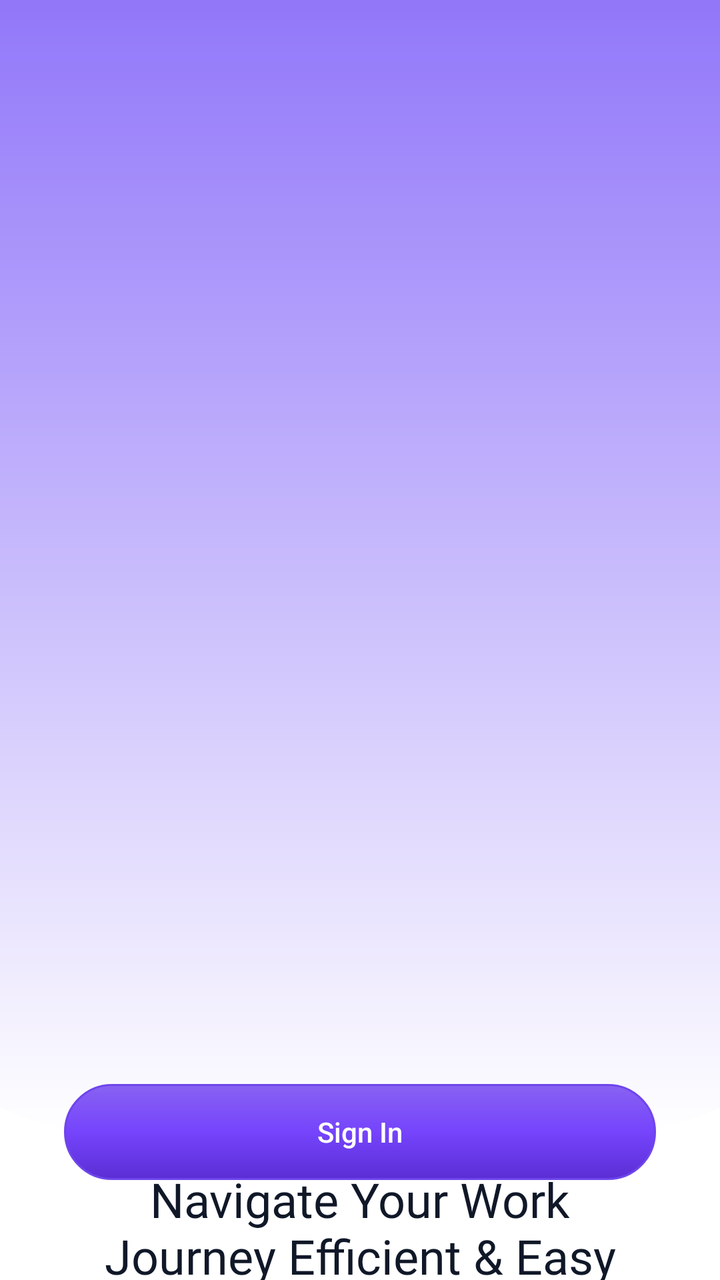
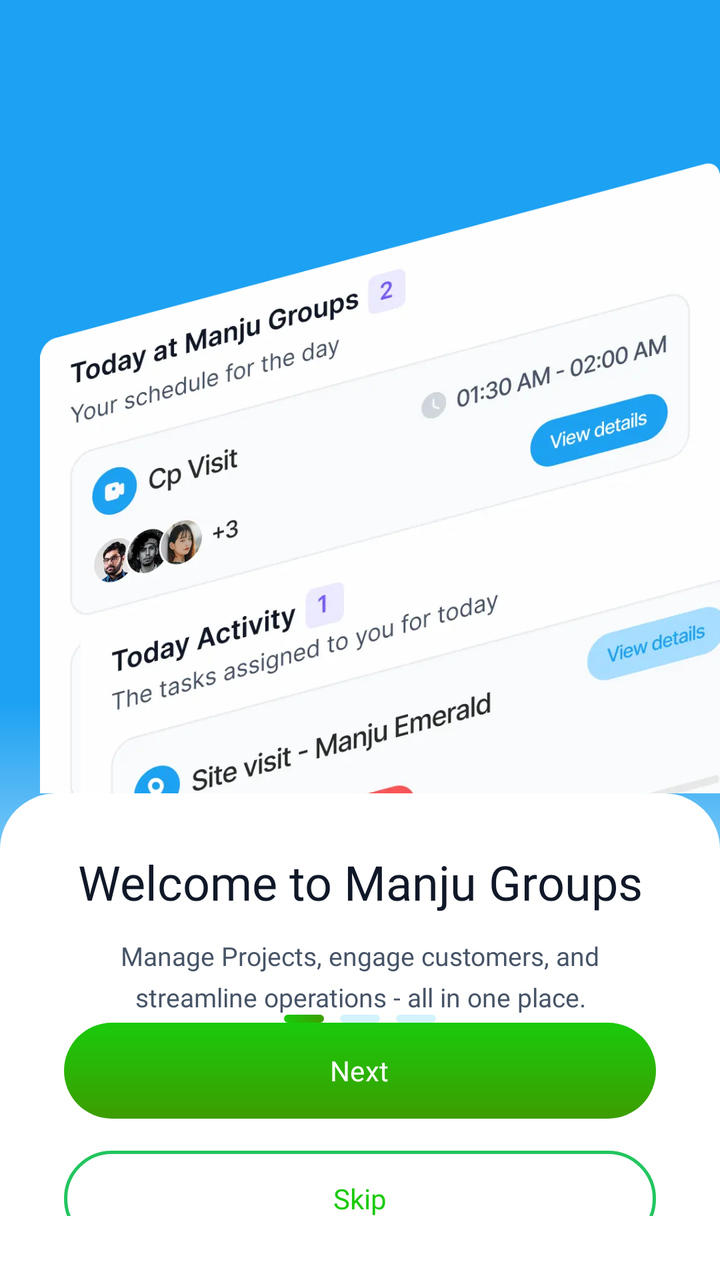

Two renders of the same Android screen: before a commit and after it. Below are the layout's source before the change and the commit's diff.
<!-- AndroidManifest.xml: activity theme Theme.Mconnect -->
<!-- res/layout/activity_welcome.xml -->
<?xml version="1.0" encoding="utf-8"?>
<androidx.constraintlayout.widget.ConstraintLayout xmlns:android="http://schemas.android.com/apk/res/android"
    xmlns:app="http://schemas.android.com/apk/res-auto"
    android:layout_width="match_parent"
    android:layout_height="match_parent"
    android:background="#FFFFFF">

    <View
        android:id="@+id/topGradientShape"
        android:layout_width="0dp"
        android:layout_height="689dp"
        android:layout_marginStart="-95dp"
        android:layout_marginTop="-122dp"
        android:layout_marginEnd="-95dp"
        android:background="@drawable/bg_welcome_top_gradient"
        app:layout_constraintEnd_toEndOf="parent"
        app:layout_constraintStart_toStartOf="parent"
        app:layout_constraintTop_toTopOf="parent" />

    <TextView
        android:id="@+id/tvWelcomeTitle"
        android:layout_width="0dp"
        android:layout_height="wrap_content"
        android:layout_marginStart="24dp"
        android:layout_marginTop="16dp"
        android:layout_marginEnd="24dp"
        android:fontFamily="@font/inter_semibold"
        android:gravity="center"
        android:text="@string/welcome_screen_title"
        android:textColor="#101828"
        android:textSize="24sp"
        app:layout_constraintEnd_toEndOf="parent"
        app:layout_constraintStart_toStartOf="parent"
        app:layout_constraintTop_toBottomOf="@id/topGradientShape" />

    <TextView
        android:id="@+id/tvWelcomeBody"
        android:layout_width="0dp"
        android:layout_height="wrap_content"
        android:layout_marginStart="24dp"
        android:layout_marginTop="8dp"
        android:layout_marginEnd="24dp"
        android:fontFamily="@font/inter_medium"
        android:gravity="center"
        android:text="@string/welcome_screen_body"
        android:textColor="#475467"
        android:textSize="13sp"
        app:layout_constraintEnd_toEndOf="parent"
        app:layout_constraintStart_toStartOf="parent"
        app:layout_constraintTop_toBottomOf="@id/tvWelcomeTitle" />

    <FrameLayout
        android:id="@+id/btnLetsStart"
        android:layout_width="0dp"
        android:layout_height="48dp"
        android:layout_marginStart="32dp"
        android:layout_marginEnd="32dp"
        android:layout_marginBottom="50dp"
        android:background="@drawable/bg_welcome_button"
        android:clickable="true"
        android:focusable="true"
        app:layout_constraintBottom_toBottomOf="parent"
        app:layout_constraintEnd_toEndOf="parent"
        app:layout_constraintStart_toStartOf="parent">

        <TextView
            android:layout_width="wrap_content"
            android:layout_height="wrap_content"
            android:layout_gravity="center"
            android:fontFamily="sans-serif-medium"
            android:text="@string/lets_start"
            android:textColor="#FFFFFF"
            android:textSize="14sp" />
    </FrameLayout>

</androidx.constraintlayout.widget.ConstraintLayout>
<!-- resources referenced by this layout -->
<resources>
  <!-- drawable bg_welcome_button (drawable) -->
  <?xml version="1.0" encoding="utf-8"?>
  <shape xmlns:android="http://schemas.android.com/apk/res/android" android:shape="rectangle">
      <gradient
          android:angle="270"
          android:centerColor="#7544FC"
          android:endColor="#5B2ED4"
          android:startColor="#8862F2" />
      <corners android:radius="100dp" />
      <stroke
          android:width="1dp"
          android:color="#6E45EC" />
  </shape>
  <!-- drawable bg_welcome_top_gradient (drawable) -->
  <?xml version="1.0" encoding="utf-8"?>
  <shape xmlns:android="http://schemas.android.com/apk/res/android"
      android:shape="rectangle">
      <gradient
          android:angle="270"
          android:endColor="#FFFFFFFF"
          android:startColor="#7A5AF8" />
      <corners android:radius="160dp" />
  </shape>
  <string name="lets_start">Sign In</string>
  <string name="welcome_screen_body">Increase your work management &amp; career\ndevelopment radically</string>
  <string name="welcome_screen_title">Navigate Your Work\nJourney Efficient &amp; Easy</string>
  <color name="lt_accent_primary">#FF7C3AED</color>
  <color name="lt_accent_secondary">#FFA855F7</color>
  <color name="lt_foreground_inverse">#FFFFFFFF</color>
  <color name="lt_surface_primary">#FFFFFFFF</color>
  <color name="lt_surface_secondary">#FFF4F4F5</color>
  <color name="lt_foreground_primary">#FF18181B</color>
  <color name="lt_accent_primary_hover">#FF6D28D9</color>
  <color name="lt_surface_tertiary">#FFE4E4E7</color>
  <color name="lt_surface_inverse">#FF18181B</color>
  <color name="lt_foreground_secondary">#FF52525B</color>
  <color name="lt_foreground_muted">#FFA1A1AA</color>
  <color name="lt_border">#FFE4E4E7</color>
  <color name="lt_border_light">#FFF4F4F5</color>
  <color name="lt_error">#FFDC2626</color>
  <color name="lt_success">#FF16A34A</color>
  <color name="lt_warning">#FFD97706</color>
  <color name="lt_info">#FF2563EB</color>
  <color name="lt_accent_light">#FFEDE9FE</color>
  <color name="lt_success_light">#FFDCFCE7</color>
  <color name="lt_warning_light">#FFFEF3C7</color>
  <color name="lt_error_light">#FFFEE2E2</color>
  <color name="lt_info_light">#FFDBEAFE</color>
  <!-- unchanged entries left out for length: 1 -->
</resources>

<!-- the commit's change to res/layout/activity_welcome.xml (unified diff, before → after) -->
@@ -1,76 +1,275 @@
 <?xml version="1.0" encoding="utf-8"?>
-<androidx.constraintlayout.widget.ConstraintLayout xmlns:android="http://schemas.android.com/apk/res/android"
+<androidx.constraintlayout.widget.ConstraintLayout
+    xmlns:android="http://schemas.android.com/apk/res/android"
     xmlns:app="http://schemas.android.com/apk/res-auto"
     android:layout_width="match_parent"
     android:layout_height="match_parent"
     android:background="#FFFFFF">
 
+    
     <View
-        android:id="@+id/topGradientShape"
-        android:layout_width="0dp"
-        android:layout_height="689dp"
-        android:layout_marginStart="-95dp"
-        android:layout_marginTop="-122dp"
-        android:layout_marginEnd="-95dp"
-        android:background="@drawable/bg_welcome_top_gradient"
+        android:id="@+id/viewSkyGradient"
+        android:layout_width="match_parent"
+        android:layout_height="540dp"
+        android:background="@drawable/bg_onboard_sky_gradient"
+        app:layout_constraintTop_toTopOf="parent"
+        app:layout_constraintStart_toStartOf="parent"
+        app:layout_constraintEnd_toEndOf="parent" />
+
+    
+    <androidx.constraintlayout.widget.Guideline
+        android:id="@+id/guidelineIllustration"
+        android:layout_width="wrap_content"
+        android:layout_height="wrap_content"
+        android:orientation="horizontal"
+        app:layout_constraintGuide_percent="0.62" />
+
+    
+    <include
+        android:id="@+id/illOnboard1"
+        layout="@layout/onboard_ill_1"
+        android:layout_width="0dp"
+        android:layout_height="0dp"
+        app:layout_constraintTop_toTopOf="parent"
+        app:layout_constraintBottom_toTopOf="@id/guidelineIllustration"
+        app:layout_constraintStart_toStartOf="parent"
+        app:layout_constraintEnd_toEndOf="parent" />
+
+    
+    <include
+        android:id="@+id/illOnboard2"
+        layout="@layout/onboard_ill_2"
+        android:layout_width="0dp"
+        android:layout_height="0dp"
+        android:visibility="gone"
+        app:layout_constraintTop_toTopOf="parent"
+        app:layout_constraintBottom_toTopOf="@id/guidelineIllustration"
+        app:layout_constraintStart_toStartOf="parent"
+        app:layout_constraintEnd_toEndOf="parent" />
+
+    
+    <include
+        android:id="@+id/illOnboard3"
+        layout="@layout/onboard_ill_3"
+        android:layout_width="0dp"
+        android:layout_height="0dp"
+        android:visibility="gone"
+        app:layout_constraintTop_toTopOf="parent"
+        app:layout_constraintBottom_toTopOf="@id/guidelineIllustration"
+        app:layout_constraintStart_toStartOf="parent"
+        app:layout_constraintEnd_toEndOf="parent" />
+
+    
+    <LinearLayout
+        android:id="@+id/cardOnboard"
+        android:layout_width="0dp"
+        android:layout_height="0dp"
+        android:orientation="vertical"
+        android:background="@drawable/bg_onboard_card"
+        android:paddingStart="32dp"
+        android:paddingEnd="32dp"
+        android:paddingTop="28dp"
+        android:paddingBottom="32dp"
+        app:layout_constraintTop_toTopOf="@id/guidelineIllustration"
+        app:layout_constraintStart_toStartOf="parent"
         app:layout_constraintEnd_toEndOf="parent"
-        app:layout_constraintStart_toStartOf="parent"
-        app:layout_constraintTop_toTopOf="parent" />
-
-    <TextView
-        android:id="@+id/tvWelcomeTitle"
-        android:layout_width="0dp"
-        android:layout_height="wrap_content"
-        android:layout_marginStart="24dp"
-        android:layout_marginTop="16dp"
-        android:layout_marginEnd="24dp"
-        android:fontFamily="@font/inter_semibold"
-        android:gravity="center"
-        android:text="@string/welcome_screen_title"
-        android:textColor="#101828"
-        android:textSize="24sp"
-        app:layout_constraintEnd_toEndOf="parent"
-        app:layout_constraintStart_toStartOf="parent"
-        app:layout_constraintTop_toBottomOf="@id/topGradientShape" />
-
-    <TextView
-        android:id="@+id/tvWelcomeBody"
-        android:layout_width="0dp"
-        android:layout_height="wrap_content"
-        android:layout_marginStart="24dp"
-        android:layout_marginTop="8dp"
-        android:layout_marginEnd="24dp"
-        android:fontFamily="@font/inter_medium"
-        android:gravity="center"
-        android:text="@string/welcome_screen_body"
-        android:textColor="#475467"
-        android:textSize="13sp"
-        app:layout_constraintEnd_toEndOf="parent"
-        app:layout_constraintStart_toStartOf="parent"
-        app:layout_constraintTop_toBottomOf="@id/tvWelcomeTitle" />
-
-    <FrameLayout
-        android:id="@+id/btnLetsStart"
-        android:layout_width="0dp"
-        android:layout_height="48dp"
-        android:layout_marginStart="32dp"
-        android:layout_marginEnd="32dp"
-        android:layout_marginBottom="50dp"
-        android:background="@drawable/bg_welcome_button"
-        android:clickable="true"
-        android:focusable="true"
-        app:layout_constraintBottom_toBottomOf="parent"
-        app:layout_constraintEnd_toEndOf="parent"
-        app:layout_constraintStart_toStartOf="parent">
-
+        app:layout_constraintBottom_toBottomOf="parent">
+
+        
         <TextView
+            android:id="@+id/tvOnboardTitle"
+            android:layout_width="match_parent"
+            android:layout_height="wrap_content"
+            android:fontFamily="@font/inter_semibold"
+            android:gravity="center"
+            android:text="Welcome to Manju Groups"
+            android:textColor="#101828"
+            android:textSize="24sp" />
+
+        
+        <TextView
+            android:id="@+id/tvOnboardSubtitle"
+            android:layout_width="match_parent"
+            android:layout_height="wrap_content"
+            android:layout_marginTop="12dp"
+            android:fontFamily="@font/inter_medium"
+            android:gravity="center"
+            android:text="Manage Projects, engage customers, and streamline operations - all in one place."
+            android:textColor="#475467"
+            android:textSize="13sp"
+            android:lineSpacingMultiplier="1.3" />
+
+        <Space android:layout_width="match_parent" android:layout_height="0dp" android:layout_weight="1" />
+
+        
+        <LinearLayout
+            android:id="@+id/llDots"
             android:layout_width="wrap_content"
             android:layout_height="wrap_content"
-            android:layout_gravity="center"
-            android:fontFamily="sans-serif-medium"
-            android:text="@string/lets_start"
-            android:textColor="#FFFFFF"
-            android:textSize="14sp" />
-    </FrameLayout>
+            android:layout_gravity="center_horizontal"
+            android:orientation="horizontal"
+            android:gravity="center_vertical">
+
+            <View
+                android:id="@+id/dot1"
+                android:layout_width="20dp"
+                android:layout_height="4dp"
+                android:background="@drawable/bg_onboard_dot_active" />
+
+            <View
+                android:id="@+id/dot2"
+                android:layout_width="20dp"
+                android:layout_height="4dp"
+                android:layout_marginStart="8dp"
+                android:background="@drawable/bg_onboard_dot_inactive" />
+
+            <View
+                android:id="@+id/dot3"
+                android:layout_width="20dp"
+                android:layout_height="4dp"
+                android:layout_marginStart="8dp"
+                android:background="@drawable/bg_onboard_dot_inactive" />
+
+        </LinearLayout>
+
+        <Space android:layout_width="match_parent" android:layout_height="0dp" android:layout_weight="1" />
+
+        
+        <FrameLayout
+            android:id="@+id/btnOnboardNext"
+            android:layout_width="match_parent"
+            android:layout_height="48dp"
+            android:background="@drawable/bg_onboard_btn_next"
+            android:clickable="true"
+            android:focusable="true">
+
+            <TextView
+                android:id="@+id/tvBtnNextLabel"
+                android:layout_width="wrap_content"
+                android:layout_height="wrap_content"
+                android:layout_gravity="center"
+                android:fontFamily="@font/inter_semibold"
+                android:text="Next"
+                android:textColor="#FFFFFF"
+                android:textSize="14sp"
+                android:letterSpacing="0.006" />
+
+        </FrameLayout>
+
+        
+        <FrameLayout
+            android:id="@+id/btnOnboardSkip"
+            android:layout_width="match_parent"
+            android:layout_height="48dp"
+            android:layout_marginTop="16dp"
+            android:background="@drawable/bg_onboard_btn_skip"
+            android:clickable="true"
+            android:focusable="true">
+
+            <TextView
+                android:layout_width="wrap_content"
+                android:layout_height="wrap_content"
+                android:layout_gravity="center"
+                android:fontFamily="@font/inter_semibold"
+                android:text="Skip"
+                android:textColor="#1ACA0B"
+                android:textSize="14sp" />
+
+        </FrameLayout>
+
+    </LinearLayout>
 
 </androidx.constraintlayout.widget.ConstraintLayout>
+<!-- res/layout/onboard_ill_1.xml (included above) -->
+<?xml version="1.0" encoding="utf-8"?>
+<FrameLayout xmlns:android="http://schemas.android.com/apk/res/android"
+    android:layout_width="match_parent"
+    android:layout_height="match_parent"
+    android:clipChildren="false"
+    android:clipToPadding="false">
+
+    
+    <ImageView
+        android:id="@+id/imgTodayMeeting"
+        android:layout_width="340dp"
+        android:layout_height="340dp"
+        android:layout_marginStart="20dp"
+        android:layout_marginTop="80dp"
+        android:src="@drawable/onboard_today_meeting"
+        android:scaleType="fitCenter"
+        android:adjustViewBounds="true" />
+
+    
+    <ImageView
+        android:id="@+id/imgTodayActivity"
+        android:layout_width="350dp"
+        android:layout_height="324dp"
+        android:layout_marginStart="40dp"
+        android:layout_marginTop="220dp"
+        android:src="@drawable/onboard_today_activity"
+        android:scaleType="fitCenter"
+        android:adjustViewBounds="true" />
+
+</FrameLayout>
+<!-- res/layout/onboard_ill_2.xml (included above) -->
+<?xml version="1.0" encoding="utf-8"?>
+<FrameLayout xmlns:android="http://schemas.android.com/apk/res/android"
+    android:layout_width="match_parent"
+    android:layout_height="match_parent"
+    android:clipChildren="false"
+    android:clipToPadding="false">
+
+    
+    <ImageView
+        android:id="@+id/imgSalesLine"
+        android:layout_width="286dp"
+        android:layout_height="305dp"
+        android:layout_marginStart="34dp"
+        android:layout_marginTop="102dp"
+        android:src="@drawable/onboard_sales_line"
+        android:scaleType="fitCenter"
+        android:adjustViewBounds="true" />
+
+    
+    <ImageView
+        android:id="@+id/imgSalesBar"
+        android:layout_width="286dp"
+        android:layout_height="306dp"
+        android:layout_marginStart="69dp"
+        android:layout_marginTop="188dp"
+        android:src="@drawable/onboard_sales_bar"
+        android:scaleType="fitCenter"
+        android:adjustViewBounds="true" />
+
+</FrameLayout>
+<!-- res/layout/onboard_ill_3.xml (included above) -->
+<?xml version="1.0" encoding="utf-8"?>
+<FrameLayout xmlns:android="http://schemas.android.com/apk/res/android"
+    android:layout_width="match_parent"
+    android:layout_height="match_parent"
+    android:clipChildren="false"
+    android:clipToPadding="false">
+
+    
+    <ImageView
+        android:id="@+id/imgMilestones"
+        android:layout_width="286dp"
+        android:layout_height="205dp"
+        android:layout_marginStart="52dp"
+        android:layout_marginTop="96dp"
+        android:src="@drawable/onboard_milestones"
+        android:scaleType="fitCenter"
+        android:adjustViewBounds="true" />
+
+    
+    <ImageView
+        android:id="@+id/imgTodaysTasks"
+        android:layout_width="286dp"
+        android:layout_height="257dp"
+        android:layout_marginStart="52dp"
+        android:layout_marginTop="242dp"
+        android:src="@drawable/onboard_todays_tasks"
+        android:scaleType="fitCenter"
+        android:adjustViewBounds="true" />
+
+</FrameLayout>
<!-- resource entries referenced after the edit -->
@@ -1,31 +1,69 @@
 <!-- resources referenced by this layout -->
 <resources>
-  <!-- drawable bg_welcome_button (drawable) -->
-  <?xml version="1.0" encoding="utf-8"?>
-  <shape xmlns:android="http://schemas.android.com/apk/res/android" android:shape="rectangle">
-      <gradient
-          android:angle="270"
-          android:centerColor="#7544FC"
-          android:endColor="#5B2ED4"
-          android:startColor="#8862F2" />
-      <corners android:radius="100dp" />
-      <stroke
-          android:width="1dp"
-          android:color="#6E45EC" />
-  </shape>
-  <!-- drawable bg_welcome_top_gradient (drawable) -->
+  <!-- drawable bg_onboard_btn_next (drawable) -->
   <?xml version="1.0" encoding="utf-8"?>
   <shape xmlns:android="http://schemas.android.com/apk/res/android"
       android:shape="rectangle">
       <gradient
           android:angle="270"
-          android:endColor="#FFFFFFFF"
-          android:startColor="#7A5AF8" />
-      <corners android:radius="160dp" />
+          android:startColor="#1ACA0B"
+          android:endColor="#3D9D02" />
+      <corners android:radius="100dp" />
   </shape>
-  <string name="lets_start">Sign In</string>
-  <string name="welcome_screen_body">Increase your work management &amp; career\ndevelopment radically</string>
-  <string name="welcome_screen_title">Navigate Your Work\nJourney Efficient &amp; Easy</string>
+  <!-- drawable bg_onboard_btn_skip (drawable) -->
+  <?xml version="1.0" encoding="utf-8"?>
+  <shape xmlns:android="http://schemas.android.com/apk/res/android"
+      android:shape="rectangle">
+      <solid android:color="#00000000" />
+      <stroke
+          android:width="1.5dp"
+          android:color="#22c55e" />
+      <corners android:radius="100dp" />
+  </shape>
+  <!-- drawable bg_onboard_card (drawable) -->
+  <?xml version="1.0" encoding="utf-8"?>
+  <shape xmlns:android="http://schemas.android.com/apk/res/android"
+      android:shape="rectangle">
+      <solid android:color="#FFFFFF" />
+      <corners
+          android:topLeftRadius="28dp"
+          android:topRightRadius="28dp" />
+  </shape>
+  <!-- drawable bg_onboard_dot_active (drawable) -->
+  <?xml version="1.0" encoding="utf-8"?>
+  <shape xmlns:android="http://schemas.android.com/apk/res/android"
+      android:shape="rectangle">
+      <gradient
+          android:angle="0"
+          android:startColor="#1ACA0B"
+          android:endColor="#3D9D02" />
+      <corners android:radius="4dp" />
+  </shape>
+  <!-- drawable bg_onboard_dot_inactive (drawable) -->
+  <?xml version="1.0" encoding="utf-8"?>
+  <shape xmlns:android="http://schemas.android.com/apk/res/android"
+      android:shape="rectangle">
+      <solid android:color="#D4F2FF" />
+      <corners android:radius="4dp" />
+  </shape>
+  <!-- drawable bg_onboard_sky_gradient (drawable) -->
+  <?xml version="1.0" encoding="utf-8"?>
+  <shape xmlns:android="http://schemas.android.com/apk/res/android"
+      android:shape="rectangle">
+      <gradient
+          android:type="linear"
+          android:angle="270"
+          android:startColor="#1DA1F2"
+          android:centerColor="#1DA1F2"
+          android:endColor="#FFFFFF"
+          android:centerY="0.65" />
+  </shape>
+  <!-- drawable onboard_milestones: webp bitmap (drawable, 42526 bytes) -->
+  <!-- drawable onboard_sales_bar: webp bitmap (drawable, 34408 bytes) -->
+  <!-- drawable onboard_sales_line: webp bitmap (drawable, 31732 bytes) -->
+  <!-- drawable onboard_today_activity: webp bitmap (drawable, 31404 bytes) -->
+  <!-- drawable onboard_today_meeting: webp bitmap (drawable, 35948 bytes) -->
+  <!-- drawable onboard_todays_tasks: webp bitmap (drawable, 49210 bytes) -->
   <color name="lt_accent_primary">#FF7C3AED</color>
   <color name="lt_accent_secondary">#FFA855F7</color>
   <color name="lt_foreground_inverse">#FFFFFFFF</color>
